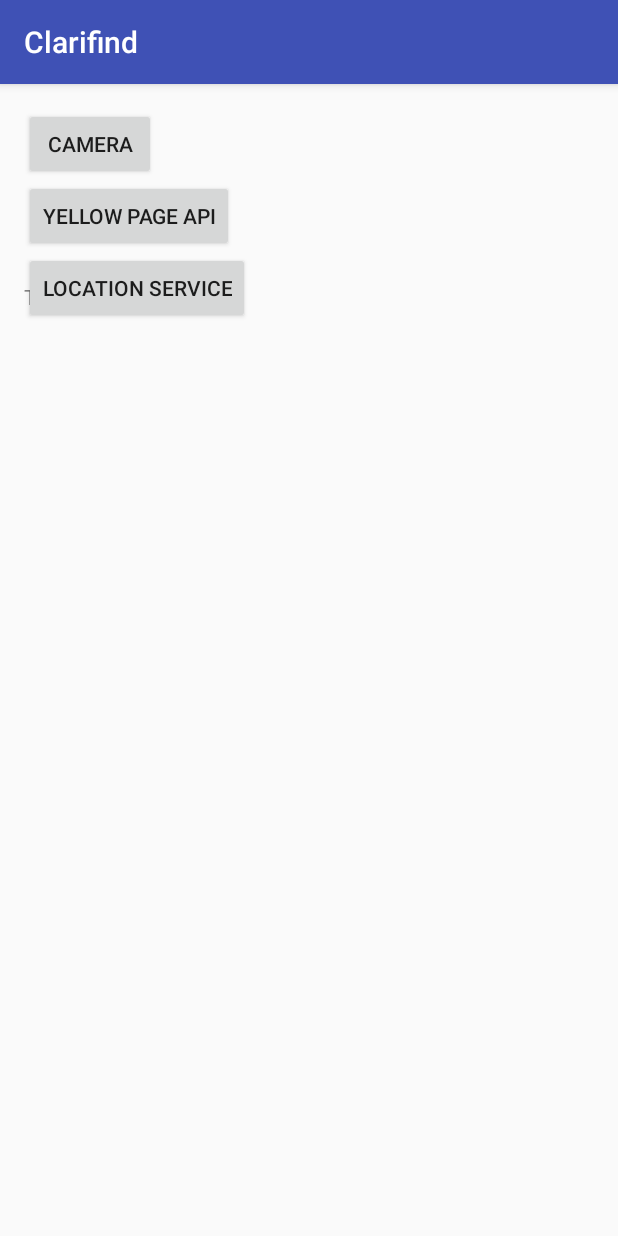
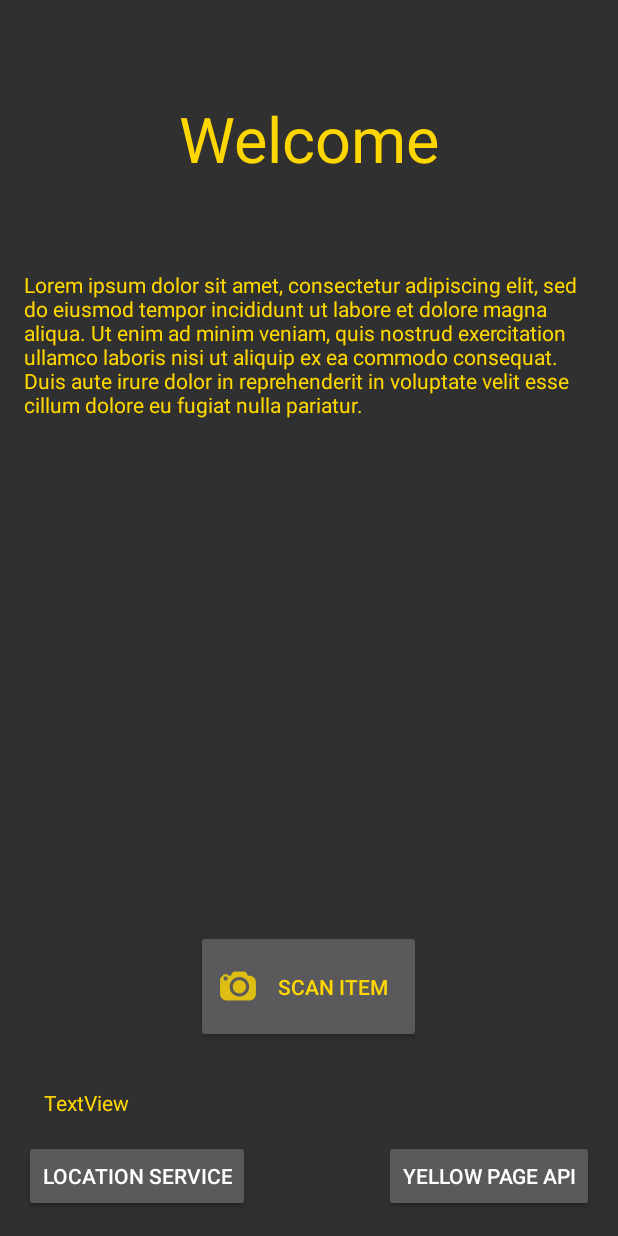
Before and after one commit to EXPSPACE/clarifind, an Android app: the screen it shows after launch (MainActivity), on a phone screen of 412 x 824 dp. Run offline under Robolectric (Android 15) with nearby library versions, the phone set to English and light mode, and no system bars; libraries missing offline, so code that uses them is left out: clarifai2.api, clarifai2.api.request, clarifai2.dto.input, clarifai2.dto.model, clarifai2.dto.prediction; 2 statements that could not run were skipped.

Commit message:
First UI commit

```diff
--- a/Clarifind/app/src/main/res/layout/activity_main.xml
+++ b/Clarifind/app/src/main/res/layout/activity_main.xml
@@ -1,5 +1,6 @@
 <?xml version="1.0" encoding="utf-8"?>
 <RelativeLayout xmlns:android="http://schemas.android.com/apk/res/android"
+    xmlns:app="http://schemas.android.com/apk/res-auto"
     xmlns:tools="http://schemas.android.com/tools"
     android:id="@+id/activity_main"
     android:layout_width="match_parent"
@@ -10,49 +11,74 @@
     android:paddingTop="@dimen/activity_vertical_margin"
     tools:context="com.conuhax.clarifind.MainActivity">
 
-    <Button
+
+    <ScrollView
+
         android:layout_width="wrap_content"
         android:layout_height="wrap_content"
-        android:text="Camera"
-        android:onClick="openCamera"
-        android:id="@+id/button" />
+        android:layout_below = "@+id/yellow_page_api_button">
+
+    </ScrollView>
 
     <Button
         android:text="Yellow Page Api"
         android:layout_width="wrap_content"
         android:layout_height="wrap_content"
-        android:layout_below="@+id/button"
-        android:layout_alignParentLeft="true"
+        android:id="@+id/yellow_page_api_button"
+        android:onClick="onYellowPageQuery"
+        android:layout_alignBaseline="@+id/location"
+        android:layout_alignBottom="@+id/location"
+        android:layout_alignParentEnd="true" />
+
+    <TextView
+        android:text="TextView"
+        android:layout_width="wrap_content"
+        android:layout_height="wrap_content"
+        android:id="@+id/yellow_page_response"
+        android:layout_above="@+id/location"
+        android:layout_marginStart="13dp"
+        android:layout_marginBottom="15dp" />
+
+    <TextView
+        android:text="Welcome"
+        android:layout_height="wrap_content"
+        android:id="@+id/welcome"
+        android:layout_width="match_parent"
+        android:gravity="center"
+        android:textSize="42sp"
+        android:layout_alignParentTop="true"
         android:layout_alignParentStart="true"
-        android:id="@+id/yellow_page_api_button"
-        android:onClick="onYellowPageQuery" />
+        android:layout_marginTop="48dp" />
+
+    <TextView
+        android:text="Lorem ipsum dolor sit amet, consectetur adipiscing elit, sed do eiusmod tempor incididunt ut labore et dolore magna aliqua. Ut enim ad minim veniam, quis nostrud exercitation ullamco laboris nisi ut aliquip ex ea commodo consequat. Duis aute irure dolor in reprehenderit in voluptate velit esse cillum dolore eu fugiat nulla pariatur."
+        android:layout_width="wrap_content"
+        android:layout_height="wrap_content"
+        android:id="@+id/textView"
+        android:layout_below="@+id/welcome"
+        android:layout_toEndOf="@+id/scrollView10"
+        android:layout_marginTop="59dp" />
 
     <Button
         android:text="Location Service"
         android:layout_width="wrap_content"
         android:layout_height="wrap_content"
-        android:layout_below="@+id/yellow_page_api_button"
-        android:layout_alignParentLeft="true"
-        android:layout_alignParentStart="true"
         android:id="@+id/location"
-        android:onClick="onLocationSearch" />
+        android:onClick="onLocationSearch"
+        android:layout_alignParentBottom="true"
+        android:layout_alignParentStart="true" />
 
-
-
-    <ScrollView
-
-        android:layout_width="wrap_content"
-        android:layout_height="wrap_content"
-        android:layout_below = "@id/yellow_page_api_button">
-        <TextView
-            android:text="TextView"
-            android:layout_width="wrap_content"
-            android:layout_height="wrap_content"
-            android:layout_below="@+id/button2"
-            android:layout_alignParentLeft="true"
-            android:layout_alignParentStart="true"
-            android:layout_marginTop="20dp"
-            android:id="@+id/yellow_page_response" />
-    </ScrollView>
+    <Button
+        android:layout_height="75dp"
+        android:text="Scan Item"
+        android:onClick="openCamera"
+        android:id="@+id/button"
+        android:textColor="@color/colorGoldText"
+        android:textSize="14sp"
+        android:layout_width="150dp"
+        android:drawableLeft="@drawable/ic_camera"
+        android:layout_above="@+id/yellow_page_response"
+        android:layout_centerHorizontal="true"
+        android:layout_marginBottom="30dp" />
 
 </RelativeLayout>
--- a/Clarifind/app/src/main/res/values/colors.xml
+++ b/Clarifind/app/src/main/res/values/colors.xml
@@ -1,6 +1,7 @@
 <?xml version="1.0" encoding="utf-8"?>
 <resources>
-    <color name="colorPrimary">#3F51B5</color>
-    <color name="colorPrimaryDark">#303F9F</color>
-    <color name="colorAccent">#FF4081</color>
+    <color name="colorBlack">#191919</color>
+    <color name="colorGoldText">#ffd700</color>
+    <color name="colorBackground">#323232</color>
+    <color name="colorButton">#5e6572</color>
 </resources>
--- a/Clarifind/app/src/main/res/values/strings.xml
+++ b/Clarifind/app/src/main/res/values/strings.xml
@@ -1,3 +1,4 @@
 <resources>
     <string name="app_name">Clarifind</string>
+    <string name="welcome">Welcome</string>
 </resources>
--- a/Clarifind/app/src/main/res/values/styles.xml
+++ b/Clarifind/app/src/main/res/values/styles.xml
@@ -1,11 +1,13 @@
 <resources>
 
     <!-- Base application theme. -->
-    <style name="AppTheme" parent="Theme.AppCompat.Light.DarkActionBar">
+    <style name="AppTheme" parent="Theme.AppCompat.NoActionBar">
         <!-- Customize your theme here. -->
-        <item name="colorPrimary">@color/colorPrimary</item>
-        <item name="colorPrimaryDark">@color/colorPrimaryDark</item>
-        <item name="colorAccent">@color/colorAccent</item>
+        <item name="colorPrimary">@color/colorBlack</item>
+        <item name="colorPrimaryDark">@color/colorGoldText</item>
+        <item name="colorAccent">@color/colorButton</item>
+        <item name="android:textColorTertiary">@color/colorGoldText</item>
     </style>
 
+
 </resources>
```
Also changed, not shown: Clarifind/app/src/main/res/drawable-hdpi/camera_icon.png (added), Clarifind/app/src/main/res/drawable-hdpi/ic_camera.png (added), Clarifind/app/src/main/res/drawable-mdpi/camera_icon.png (added), Clarifind/app/src/main/res/drawable-mdpi/ic_camera.png (added), Clarifind/app/src/main/res/drawable-xhdpi/camera_icon.png (added), Clarifind/app/src/main/res/drawable-xhdpi/ic_camera.png (added), Clarifind/app/src/main/res/drawable-xxhdpi/camera_icon.png (added), Clarifind/app/src/main/res/drawable-xxhdpi/ic_camera.png (added), Clarifind/app/src/main/res/mipmap-hdpi/ic_launcher.png, Clarifind/app/src/main/res/mipmap-mdpi/ic_launcher.png, Clarifind/app/src/main/res/mipmap-xhdpi/ic_launcher.png, Clarifind/app/src/main/res/mipmap-xxhdpi/ic_launcher.png, Clarifind/app/src/main/res/mipmap-xxxhdpi/ic_launcher.png.
